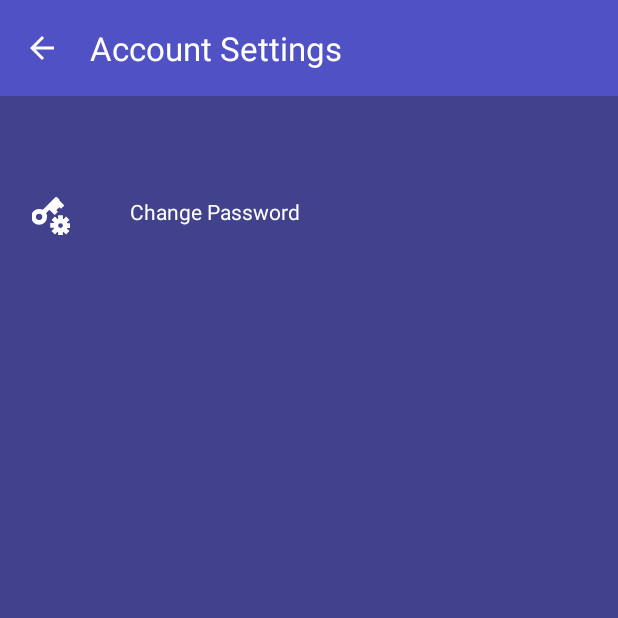
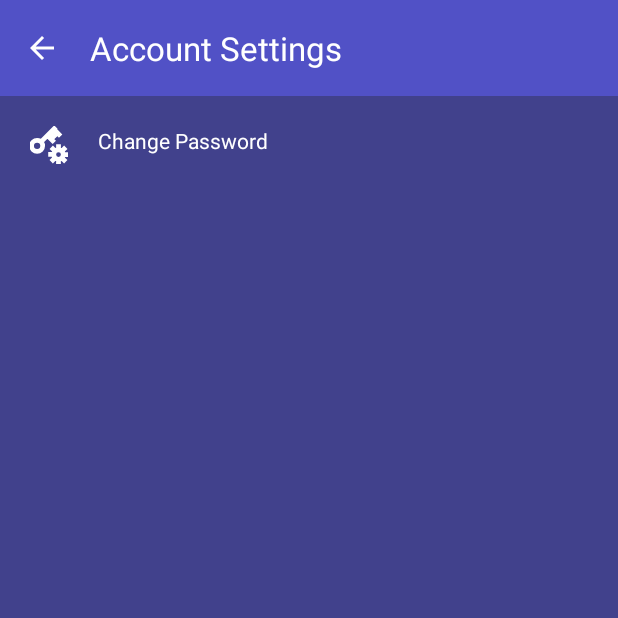
Before and after one commit to sanjanarampurkottur01/dal-community-app, an Android app: the AccountSettingsActivity screen opened directly, with no data from a screen before it, on a phone screen of 412 x 824 dp, the top half of it. Run offline under Robolectric (Android 15) with nearby library versions, the phone set to English and light mode, and no system bars.

Commit message:
Improve account settings layout

```diff
--- a/DalCommunity/app/src/main/java/com/csci5708/dalcommunity/activity/AccountSettingsActivity.kt
+++ b/DalCommunity/app/src/main/java/com/csci5708/dalcommunity/activity/AccountSettingsActivity.kt
@@ -3,7 +3,7 @@
 import android.content.Intent
 import android.os.Bundle
 import android.view.MenuItem
-import android.widget.LinearLayout
+import android.widget.TextView
 import androidx.activity.enableEdgeToEdge
 import androidx.appcompat.app.AppCompatActivity
 import androidx.appcompat.widget.Toolbar
@@ -29,7 +29,7 @@
         supportActionBar?.setDisplayHomeAsUpEnabled(true)
         supportActionBar?.setDisplayShowHomeEnabled(true)
 
-        val changePasswdLayout: LinearLayout = findViewById(R.id.acc_sett_change_passwd)
+        val changePasswdLayout: TextView = findViewById(R.id.acc_sett_change_passwd)
         changePasswdLayout.setOnClickListener {
             val changePasswordIntent = Intent(this, ChangePasswordActivity::class.java)
             startActivity(changePasswordIntent)
--- a/DalCommunity/app/src/main/res/layout/activity_account_settings.xml
+++ b/DalCommunity/app/src/main/res/layout/activity_account_settings.xml
@@ -1,5 +1,5 @@
 <?xml version="1.0" encoding="utf-8"?>
-<androidx.constraintlayout.widget.ConstraintLayout xmlns:android="http://schemas.android.com/apk/res/android"
+<RelativeLayout xmlns:android="http://schemas.android.com/apk/res/android"
     xmlns:app="http://schemas.android.com/apk/res-auto"
     xmlns:tools="http://schemas.android.com/tools"
     android:id="@+id/main"
@@ -22,40 +22,22 @@
         app:layout_constraintTop_toTopOf="parent" />
 
     <ScrollView
-        android:layout_width="409dp"
-        android:layout_height="665dp"
+        android:layout_width="match_parent"
+        android:layout_height="wrap_content"
+        android:layout_below="@+id/account_settings_toolbar"
         app:layout_constraintBottom_toBottomOf="parent"
         app:layout_constraintEnd_toEndOf="parent"
         app:layout_constraintStart_toStartOf="parent"
         app:layout_constraintTop_toBottomOf="@+id/account_settings_toolbar">
 
-        <LinearLayout
+        <TextView
             android:id="@+id/acc_sett_change_passwd"
             android:layout_width="match_parent"
             android:layout_height="wrap_content"
-            android:orientation="vertical" >
-            <LinearLayout
-                android:layout_width="match_parent"
-                android:layout_height="wrap_content"
-                android:orientation="horizontal">
-
-                <ImageView
-                    android:id="@+id/imageView"
-                    android:layout_width="wrap_content"
-                    android:layout_height="wrap_content"
-                    android:layout_margin="20dp"
-                    app:srcCompat="@drawable/change_password_icon" />
-
-                <TextView
-                    android:layout_width="wrap_content"
-                    android:layout_height="wrap_content"
-                    android:layout_margin="20dp"
-                    android:text="@string/change_password_acc_settings"
-                    android:textColor="@color/white" />
-
-            </LinearLayout>
-        </LinearLayout>
+            android:padding="20dp"
+            app:drawableStartCompat="@drawable/change_password_icon"
+            android:drawablePadding="20dp"
+            android:text="@string/change_password_acc_settings"
+            android:textColor="@color/white" />
     </ScrollView>
-
-
-</androidx.constraintlayout.widget.ConstraintLayout>
+</RelativeLayout>
```
